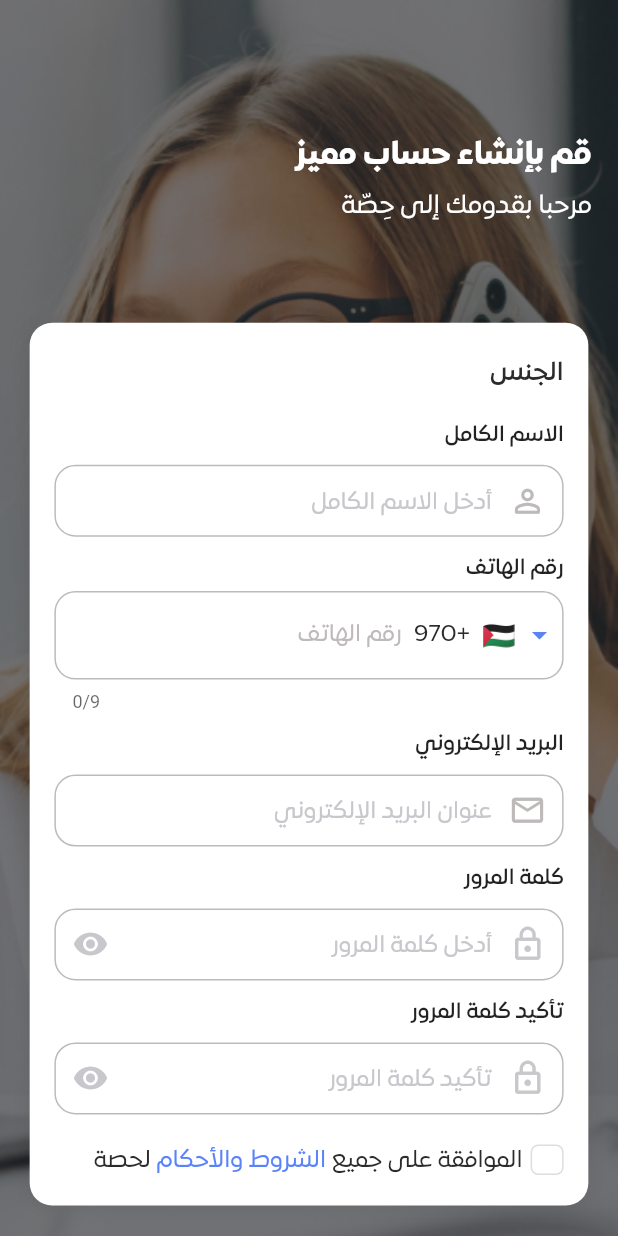
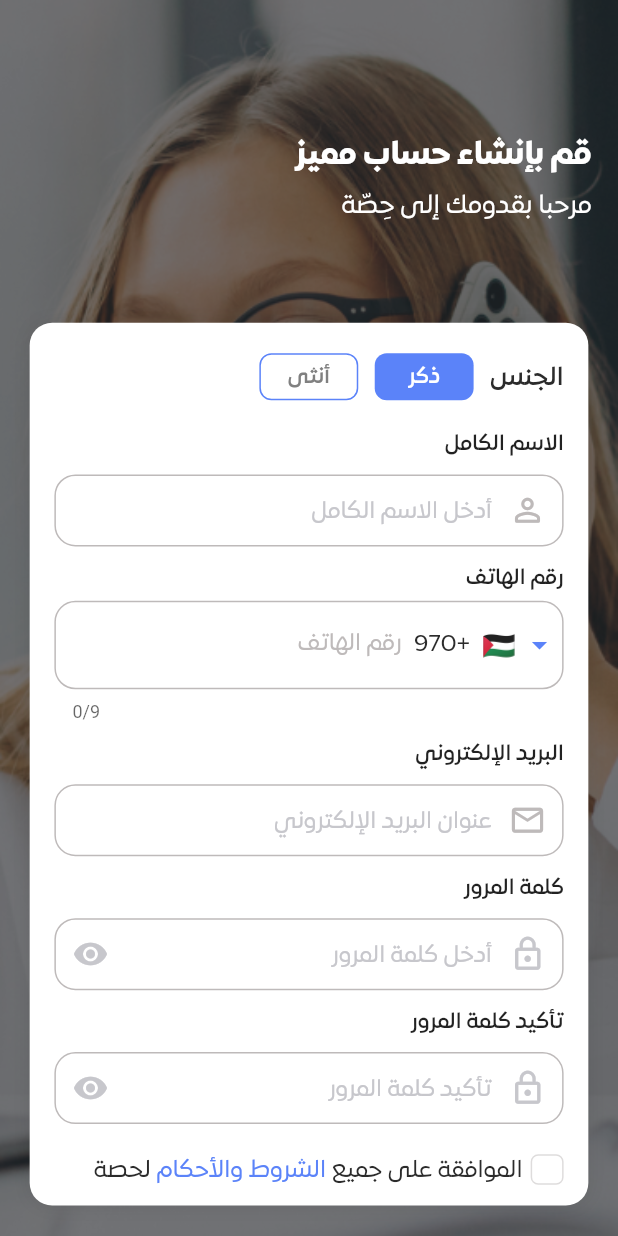
Before and after one commit to ma7moudk3/Dars-Student-Mobile-App, a Flutter app: the SignUpView screen opened by its route, on a phone screen of 412 x 824 dp. Run offline on Flutter 3.47's test engine with Material 2 defaults, Android fonts, the phone set to English and light mode, and no system bars; drawn by our look-alikes of intl_phone_field; our stand-ins replace cached_network_image, dio, flutter_keyboard_visibility, flutter_screenutil, flutter_svg, get and 1 more; missing offline and left inert: translator; accounts and stored records are empty; statements that could not run were skipped.

Commit message:
Gender in Sign Up

```diff
--- a/assets/langs/ar.json
+++ b/assets/langs/ar.json
@@ -41,5 +41,7 @@
     "check_confirm_password": "تحقق من أنك أدخلت كلمة مرور مطابقة",
     "check_tos_agreement": "تحقق من أنك وافقت على سياسة الخصوصية وشروط الاستخدام",
     "phone_number": "رقم الهاتف",
-    "invalid_phone_number" : "رقم الهاتف غير صحيح"
+    "invalid_phone_number": "رقم الهاتف غير صحيح",
+    "male": "ذكر",
+    "female": "أنثى"
 }
--- a/lib/app/modules/sign_up/controllers/sign_up_controller.dart
+++ b/lib/app/modules/sign_up/controllers/sign_up_controller.dart
@@ -18,6 +18,12 @@ class SignUpController extends GetxController {
       confimationPasswordErrorIconColor;
   bool tosIsAgreed = false;
   final GlobalKey<FormState> formKey = GlobalKey();
+  int gender = 0; // 1 male , 0 female
+
+  void changeGender(int genderValue) {
+    gender = genderValue;
+    update();
+  }
 
   @override
   void onInit() {
--- a/lib/app/modules/sign_up/widgets/sign_up_content.dart
+++ b/lib/app/modules/sign_up/widgets/sign_up_content.dart
@@ -49,6 +49,47 @@ class SignUpContent extends GetView<SignUpController> {
                         color: ColorManager.fontColor,
                         fontWeight: FontWeightManager.light,
                         fontSize: 14.sp,
+                      ),
+                      SizedBox(width: 10.w),
+                      Row(
+                        children: List.generate(3, (int index) {
+                          if (index == 1) {
+                            return SizedBox(width: 10.w);
+                          }
+                          return GestureDetector(
+                            onTap: () {
+                              controller.changeGender(index);
+                            },
+                            child: Container(
+                              width: 60.w,
+                              height: 31.h,
+                              decoration: BoxDecoration(
+                                color: controller.gender == index
+                                    ? ColorManager.primary
+                                    : ColorManager.transparent,
+                                borderRadius: BorderRadius.circular(8),
+                                border: controller.gender != index
+                                    ? Border.all(
+                                        color: ColorManager.primary,
+                                        width: 1,
+                                      )
+                                    : null,
+                                boxShadow: const [],
+                              ),
+                              child: Center(
+                                child: PrimaryText(
+                                  index == 0
+                                      ? LocaleKeys.male
+                                      : LocaleKeys.female,
+                                  color: controller.gender == index
+                                      ? ColorManager.white
+                                      : ColorManager.borderColor,
+                                  fontWeight: FontWeightManager.light,
+                                ),
+                              ),
+                            ),
+                          );
+                        }),
                       ),
                     ],
                   ),
```
Also changed, not shown: lib/generated/locales.g.dart.
